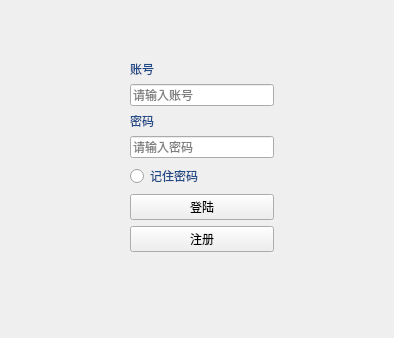
The window that client/ui/login.ui (TT2TER/Echoplex) describes before a commit, drawn with Qt 5.
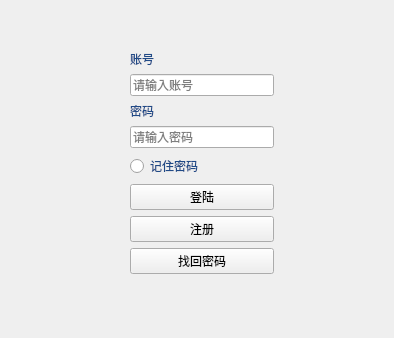
The same window after the commit. Custom widgets are drawn as their Qt base class.

Diff of the .ui file:
```diff
--- a/client/ui/login.ui
+++ b/client/ui/login.ui
@@ -17,9 +17,9 @@
    <property name="geometry">
     <rect>
      <x>130</x>
-     <y>60</y>
+     <y>50</y>
      <width>144</width>
-     <height>236</height>
+     <height>268</height>
     </rect>
    </property>
    <layout class="QVBoxLayout" name="verticalLayout">
@@ -624,6 +624,13 @@
       </property>
      </widget>
     </item>
+    <item>
+     <widget class="QPushButton" name="forgot_pwd_butt">
+      <property name="text">
+       <string>找回密码</string>
+      </property>
+     </widget>
+    </item>
     <item>
      <spacer name="verticalSpacer">
       <property name="orientation">
```
